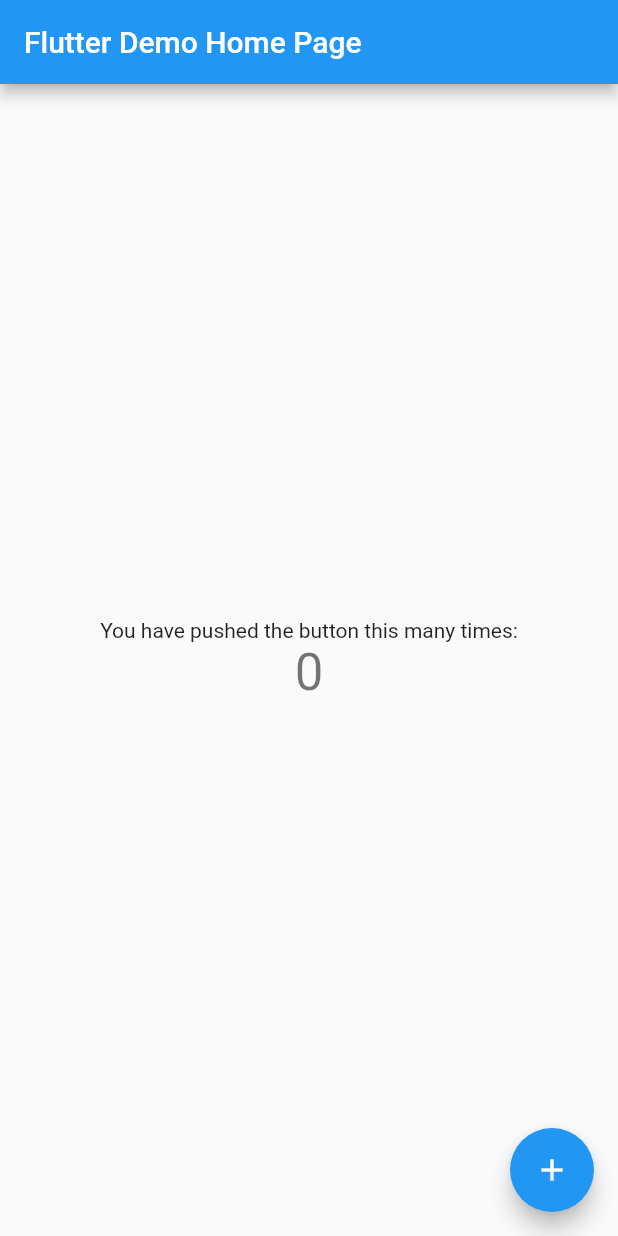
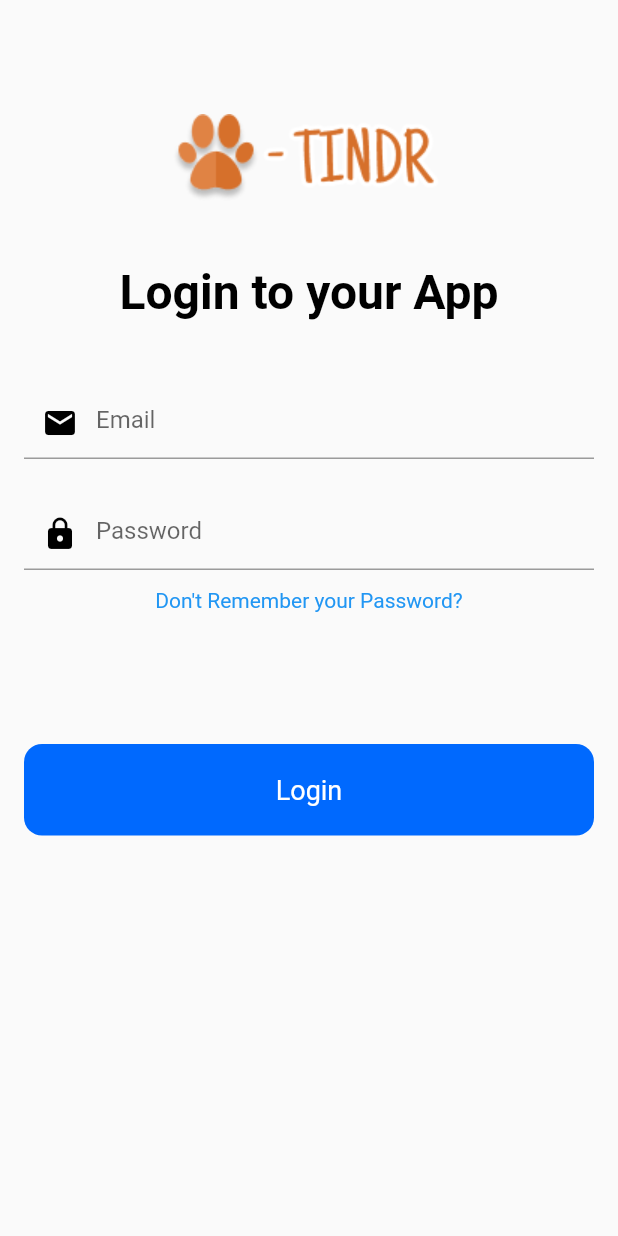
Before and after one commit to SoftwareConstruction-Team3/Paw-Tindr, a Flutter app: the screen it shows after launch, on a phone screen of 412 x 824 dp. Run offline on Flutter 3.47's test engine with Material 2 defaults, Android fonts, the phone set to English and light mode, and no system bars; our stand-ins replace cloud_firestore, firebase_auth, firebase_core; accounts and stored records are empty.

Commit message:
Add login view, home view, and user authentication with firebase

```diff
--- a/paw_tindr/lib/main.dart
+++ b/paw_tindr/lib/main.dart
@@ -1,12 +1,10 @@
 import 'package:firebase_core/firebase_core.dart';
 import 'package:flutter/material.dart';
+import 'package:paw_tindr/views/login_view.dart';
+
 import 'firebase_options.dart';
 
-
 Future<void> main() async {
-  await Firebase.initializeApp(
-    options: DefaultFirebaseOptions.currentPlatform,
-  );
   runApp(const MyApp());
 }
 
@@ -30,8 +28,7 @@
           // is not restarted.
           primarySwatch: Colors.blue,
         ),
-      home: const MyHomePage(title: 'Flutter Demo Home Page'),
-    );
+        home: const MyHomePage(title: 'Paw-Tindr'));
   }
 }
 
@@ -54,68 +51,26 @@
 }
 
 class _MyHomePageState extends State<MyHomePage> {
-  int _counter = 0;
-
-  void _incrementCounter() {
-    setState(() {
-      // This call to setState tells the Flutter framework that something has
-      // changed in this State, which causes it to rerun the build method below
-      // so that the display can reflect the updated values. If we changed
-      // _counter without calling setState(), then the build method would not be
-      // called again, and so nothing would appear to happen.
-      _counter++;
-    });
+  Future<FirebaseApp> _initFirebase() async {
+    FirebaseApp firebaseApp = await Firebase.initializeApp(
+      options: DefaultFirebaseOptions.currentPlatform,
+    );
+    return firebaseApp;
   }
 
   @override
   Widget build(BuildContext context) {
-    // This method is rerun every time setState is called, for instance as done
-    // by the _incrementCounter method above.
-    //
-    // The Flutter framework has been optimized to make rerunning build methods
-    // fast, so that you can just rebuild anything that needs updating rather
-    // than having to individually change instances of widgets.
     return Scaffold(
-      appBar: AppBar(
-        // Here we take the value from the MyHomePage object that was created by
-        // the App.build method, and use it to set our appbar title.
-        title: Text(widget.title),
-      ),
-      body: Center(
-        // Center is a layout widget. It takes a single child and positions it
-        // in the middle of the parent.
-        child: Column(
-          // Column is also a layout widget. It takes a list of children and
-          // arranges them vertically. By default, it sizes itself to fit its
-          // children horizontally, and tries to be as tall as its parent.
-          //
-          // Invoke "debug painting" (press "p" in the console, choose the
-          // "Toggle Debug Paint" action from the Flutter Inspector in Android
-          // Studio, or the "Toggle Debug Paint" command in Visual Studio Code)
-          // to see the wireframe for each widget.
-          //
-          // Column has various properties to control how it sizes itself and
-          // how it positions its children. Here we use mainAxisAlignment to
-          // center the children vertically; the main axis here is the vertical
-          // axis because Columns are vertical (the cross axis would be
-          // horizontal).
-          mainAxisAlignment: MainAxisAlignment.center,
-          children: <Widget>[
-            const Text(
-              'You have pushed the button this many times:',
-            ),
-            Text(
-              '$_counter',
-              style: Theme.of(context).textTheme.headline4,
-            ),
-          ],
-        ),
-      ),
-      floatingActionButton: FloatingActionButton(
-        onPressed: _incrementCounter,
-        tooltip: 'Increment',
-        child: const Icon(Icons.add),
-      ), // This trailing comma makes auto-formatting nicer for build methods.
+        body: FutureBuilder(
+      future: _initFirebase(),
+      builder: (context, snapshot) {
+        if (snapshot.connectionState == ConnectionState.done) {
+          return const LoginView();
+        }
+        return const Center(
+          child: CircularProgressIndicator(),
         );
+      },
+    ));
   }
 }
--- /dev/null
+++ b/paw_tindr/lib/views/home_view.dart
@@ -0,0 +1,19 @@
+import 'package:flutter/material.dart';
+
+class HomeView extends StatefulWidget {
+  const HomeView({Key? key}) : super(key: key);
+
+  @override
+  State<HomeView> createState() => _HomeViewState();
+}
+
+class _HomeViewState extends State<HomeView> {
+  @override
+  Widget build(BuildContext context) {
+    return const Scaffold(
+      body: Center(
+        child: Text('This is a test'),
+      ),
+    );
+  }
+}
--- /dev/null
+++ b/paw_tindr/lib/views/login_view.dart
@@ -0,0 +1,136 @@
+import 'dart:developer';
+
+import 'package:firebase_auth/firebase_auth.dart';
+import 'package:flutter/material.dart';
+import 'package:paw_tindr/views/home_view.dart';
+
+class LoginView extends StatefulWidget {
+  const LoginView({Key? key}) : super(key: key);
+
+  @override
+  State<LoginView> createState() => _LoginViewState();
+}
+// Login to the system
+
+class _LoginViewState extends State<LoginView> {
+  static Future<User?> loginWithEmailAndPassword(
+      {required String email,
+      required String password,
+      required BuildContext context}) async {
+    FirebaseAuth auth = FirebaseAuth.instance;
+    User? user;
+    try {
+      UserCredential userCredential = await auth.signInWithEmailAndPassword(
+          email: email, password: password);
+      user = userCredential.user;
+    } on FirebaseAuthException catch (e) {
+      if (e.code == 'user-not-found') {
+        log('No user found with that email');
+      }
+    }
+    return user;
+  }
+
+  @override
+  Widget build(BuildContext context) {
+    // Controllers for text email and password
+    TextEditingController emailController = TextEditingController();
+    TextEditingController passwordController = TextEditingController();
+
+    return Padding(
+      padding: const EdgeInsets.all(16.0),
+      child: SingleChildScrollView(
+        padding: const EdgeInsets.only(top: 60.0),
+        child: Center(
+          child: Column(
+            mainAxisAlignment: MainAxisAlignment.center,
+            crossAxisAlignment: CrossAxisAlignment.center,
+            children: [
+              const Image(
+                image: AssetImage('assets/images/header_logo.png'),
+                width: 400.0,
+                height: 100.0,
+                fit: BoxFit.scaleDown,
+                alignment: FractionalOffset.topCenter,
+              ),
+              const Text("Login to your App",
+                  style: TextStyle(
+                      color: Colors.black,
+                      fontSize: 32.0,
+                      fontWeight: FontWeight.bold)),
+              const SizedBox(height: 44.0),
+              TextField(
+                controller: emailController,
+                keyboardType: TextInputType.emailAddress,
+                decoration: const InputDecoration(
+                  hintText: "Email",
+                  prefixIcon: Icon(
+                    Icons.mail,
+                    color: Colors.black,
+                  ),
+                ),
+              ),
+              const SizedBox(
+                height: 26.0,
+              ),
+              TextField(
+                controller: passwordController,
+                obscureText: true,
+                decoration: const InputDecoration(
+                  hintText: "Password",
+                  prefixIcon: Icon(
+                    Icons.lock,
+                    color: Colors.black,
+                  ),
+                ),
+              ),
+              const SizedBox(
+                height: 12.0,
+              ),
+              const Text(
+                "Don't Remember your Password?",
+                style: TextStyle(color: Colors.blue),
+              ),
+              const SizedBox(
+                height: 88.0,
+              ),
+              SizedBox(
+                width: double.infinity,
+                child: RawMaterialButton(
+                  fillColor: const Color(0xFF0069FE),
+                  elevation: 0.0,
+                  padding: const EdgeInsets.symmetric(vertical: 20.0),
+                  shape: RoundedRectangleBorder(
+                    borderRadius: BorderRadius.circular(12.0),
+                  ),
+                  onPressed: () async {
+                    // Sign user in to firebase
+                    User? user = await loginWithEmailAndPassword(
+                      email: emailController.text,
+                      password: passwordController.text,
+                      context: context,
+                    );
+
+                    if (user != null) {
+                      Navigator.of(context).pushReplacement(
+                        MaterialPageRoute(
+                            builder: (context) => const HomeView()),
+                      );
+                    }
+                  },
+                  child: const Text(
+                    "Login",
+                    style: TextStyle(
+                      color: Colors.white,
+                      fontSize: 18.0,
+                    ),
+                  ),
+                ),
+              ),
+            ],
+          ),
+        ),
+      ),
+    );
+  }
+}
--- a/paw_tindr/pubspec.yaml
+++ b/paw_tindr/pubspec.yaml
@@ -71,7 +71,8 @@
   uses-material-design: true
 
   # To add assets to your application, add an assets section, like this:
-  # assets:
+  assets:
+      - assets/images/header_logo.png
   #   - images/a_dot_burr.jpeg
   #   - images/a_dot_ham.jpeg
 
```
Also changed, not shown: paw_tindr/assets/images/footprint.png (added), paw_tindr/assets/images/header_logo.png (added). Lines whose indentation alone changed are shown as unchanged.
